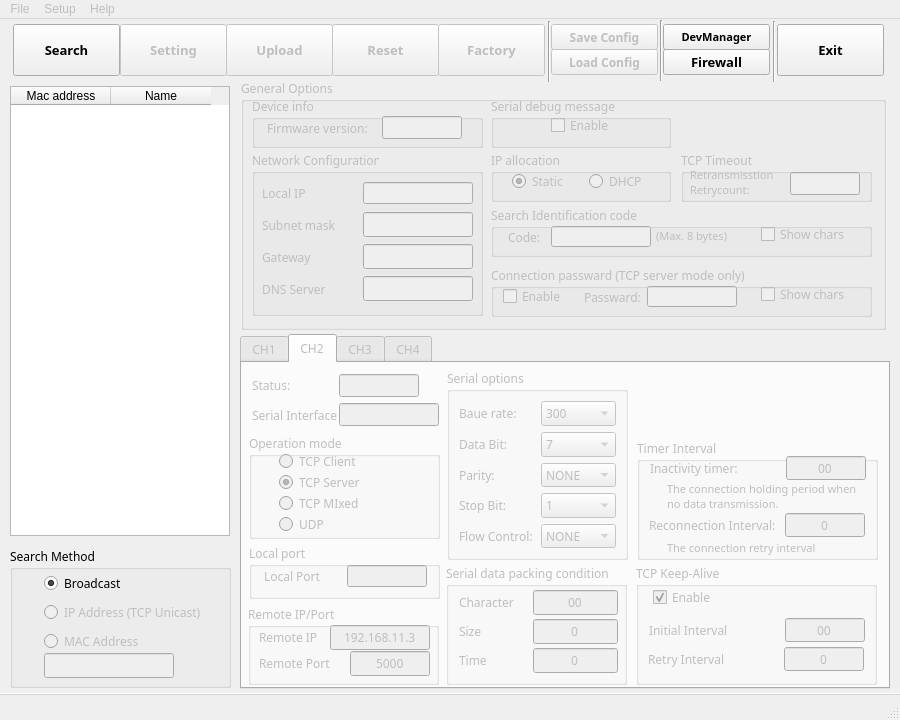
The window that gui/wizconfig_gui.ui (Wiznet/WIZnet-S2E-Tool-GUI) describes before a commit, drawn with Qt 5.
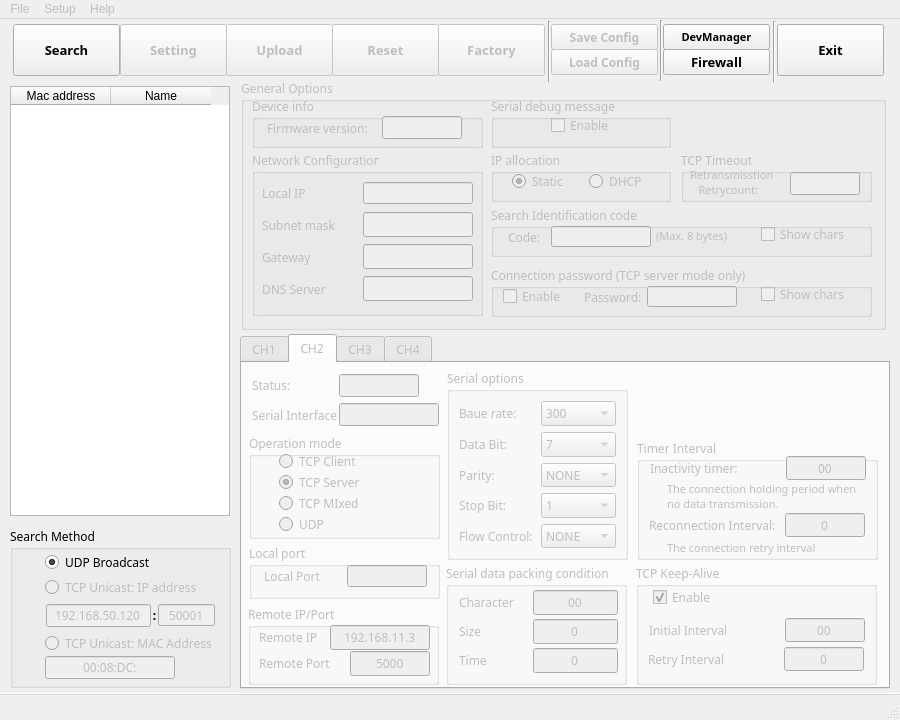
The same window after the commit. The open tabs and pages were chosen to show the change. Icons and pictures are not drawn.

Commit message: GUI bug fix - bold & typo - opmode event

Diff of the .ui file:
```diff
--- a/gui/wizconfig_gui.ui
+++ b/gui/wizconfig_gui.ui
@@ -3001,9 +3001,9 @@
     <property name="geometry">
      <rect>
       <x>10</x>
-      <y>528</y>
+      <y>508</y>
       <width>221</width>
-      <height>141</height>
+      <height>161</height>
      </rect>
     </property>
     <property name="font">
@@ -3014,13 +3014,13 @@
     <property name="title">
      <string>Search Method</string>
     </property>
-    <widget class="QWidget" name="layoutWidget_2">
+    <widget class="QRadioButton" name="broadcast">
      <property name="geometry">
       <rect>
-       <x>34</x>
-       <y>25</y>
-       <width>168</width>
-       <height>80</height>
+       <x>35</x>
+       <y>26</y>
+       <width>111</width>
+       <height>19</height>
       </rect>
      </property>
      <property name="font">
@@ -3028,76 +3028,77 @@
        <family>맑은 고딕</family>
       </font>
      </property>
-     <layout class="QVBoxLayout" name="search_method">
-      <item>
-       <widget class="QRadioButton" name="search_broadcast">
-        <property name="font">
-         <font>
-          <family>맑은 고딕</family>
-         </font>
-        </property>
-        <property name="text">
-         <string>Broadcast</string>
-        </property>
-        <property name="checked">
-         <bool>true</bool>
-        </property>
-       </widget>
-      </item>
-      <item>
-       <widget class="QRadioButton" name="search_ipaddr">
-        <property name="enabled">
-         <bool>false</bool>
-        </property>
-        <property name="font">
-         <font>
-          <family>맑은 고딕</family>
-         </font>
-        </property>
-        <property name="text">
-         <string>IP Address (TCP Unicast)</string>
-        </property>
-       </widget>
-      </item>
-      <item>
-       <widget class="QRadioButton" name="search_mac">
-        <property name="enabled">
-         <bool>false</bool>
-        </property>
-        <property name="font">
-         <font>
-          <family>맑은 고딕</family>
-         </font>
-        </property>
-        <property name="text">
-         <string>MAC Address</string>
-        </property>
-       </widget>
-      </item>
-     </layout>
+     <property name="text">
+      <string>UDP Broadcast</string>
+     </property>
+     <property name="checked">
+      <bool>true</bool>
+     </property>
     </widget>
-    <widget class="QLineEdit" name="search_ip_mac">
+    <widget class="QRadioButton" name="unicast_mac">
      <property name="enabled">
       <bool>false</bool>
      </property>
      <property name="geometry">
       <rect>
-       <x>34</x>
-       <y>106</y>
+       <x>35</x>
+       <y>107</y>
+       <width>171</width>
+       <height>19</height>
+      </rect>
+     </property>
+     <property name="font">
+      <font>
+       <family>맑은 고딕</family>
+      </font>
+     </property>
+     <property name="text">
+      <string>TCP Unicast: MAC Address</string>
+     </property>
+    </widget>
+    <widget class="QRadioButton" name="unicast_ip">
+     <property name="enabled">
+      <bool>false</bool>
+     </property>
+     <property name="geometry">
+      <rect>
+       <x>35</x>
+       <y>51</y>
+       <width>155</width>
+       <height>19</height>
+      </rect>
+     </property>
+     <property name="font">
+      <font>
+       <family>맑은 고딕</family>
+      </font>
+     </property>
+     <property name="text">
+      <string>TCP Unicast: IP address</string>
+     </property>
+    </widget>
+    <widget class="QLineEdit" name="search_macaddr">
+     <property name="enabled">
+      <bool>false</bool>
+     </property>
+     <property name="geometry">
+      <rect>
+       <x>35</x>
+       <y>129</y>
        <width>130</width>
-       <height>25</height>
+       <height>23</height>
       </rect>
      </property>
      <property name="minimumSize">
       <size>
        <width>130</width>
-       <height>25</height>
+       <height>23</height>
       </size>
      </property>
      <property name="maximumSize">
       <size>
        <width>130</width>
-       <height>25</height>
+       <height>23</height>
       </size>
      </property>
      <property name="font">
@@ -3106,7 +3107,7 @@
       </font>
      </property>
      <property name="text">
-      <string/>
+      <string>00:08:DC:</string>
      </property>
      <property name="frame">
       <bool>true</bool>
@@ -3114,6 +3115,122 @@
      <property name="echoMode">
       <enum>QLineEdit::Normal</enum>
      </property>
+     <property name="alignment">
+      <set>Qt::AlignCenter</set>
+     </property>
+    </widget>
+    <widget class="QWidget" name="">
+     <property name="geometry">
+      <rect>
+       <x>36</x>
+       <y>77</y>
+       <width>171</width>
+       <height>25</height>
+      </rect>
+     </property>
+     <layout class="QHBoxLayout" name="unicast_object">
+      <property name="spacing">
+       <number>2</number>
+      </property>
+      <property name="sizeConstraint">
+       <enum>QLayout::SetMaximumSize</enum>
+      </property>
+      <item>
+       <widget class="QLineEdit" name="search_ipaddr">
+        <property name="enabled">
+         <bool>false</bool>
+        </property>
+        <property name="minimumSize">
+         <size>
+          <width>105</width>
+          <height>23</height>
+         </size>
+        </property>
+        <property name="maximumSize">
+         <size>
+          <width>105</width>
+          <height>23</height>
+         </size>
+        </property>
+        <property name="font">
+         <font>
+          <family>맑은 고딕</family>
+         </font>
+        </property>
+        <property name="text">
+         <string>192.168.50.120</string>
+        </property>
+        <property name="frame">
+         <bool>true</bool>
+        </property>
+        <property name="echoMode">
+         <enum>QLineEdit::Normal</enum>
+        </property>
+        <property name="alignment">
+         <set>Qt::AlignCenter</set>
+        </property>
+       </widget>
+      </item>
+      <item>
+       <widget class="QLabel" name="label_153">
+        <property name="minimumSize">
+         <size>
+          <width>3</width>
+          <height>23</height>
+         </size>
+        </property>
+        <property name="maximumSize">
+         <size>
+          <width>3</width>
+          <height>23</height>
+         </size>
+        </property>
+        <property name="font">
+         <font>
+          <family>맑은 고딕</family>
+          <weight>75</weight>
+          <bold>true</bold>
+         </font>
+        </property>
+        <property name="text">
+         <string>:</string>
+        </property>
+        <property name="alignment">
+         <set>Qt::AlignCenter</set>
+        </property>
+       </widget>
+      </item>
+      <item>
+       <widget class="QLineEdit" name="search_port">
+        <property name="enabled">
+         <bool>false</bool>
+        </property>
+        <property name="minimumSize">
+         <size>
+          <width>57</width>
+          <height>22</height>
+         </size>
+        </property>
+        <property name="maximumSize">
+         <size>
+          <width>57</width>
+          <height>22</height>
+         </size>
+        </property>
+        <property name="font">
+         <font>
+          <family>맑은 고딕</family>
+         </font>
+        </property>
+        <property name="text">
+         <string>50001</string>
+        </property>
+        <property name="alignment">
+         <set>Qt::AlignCenter</set>
+        </property>
+       </widget>
+      </item>
+     </layout>
     </widget>
    </widget>
    <widget class="QTableWidget" name="list_device">
@@ -3125,19 +3242,19 @@
       <x>10</x>
       <y>67</y>
       <width>220</width>
-      <height>450</height>
+      <height>430</height>
      </rect>
     </property>
     <property name="minimumSize">
      <size>
       <width>220</width>
-      <height>450</height>
+      <height>430</height>
      </size>
     </property>
     <property name="maximumSize">
      <size>
       <width>220</width>
-      <height>450</height>
+      <height>400</height>
      </size>
     </property>
     <property name="toolTip">
@@ -3221,7 +3338,7 @@
     <property name="geometry">
      <rect>
       <x>20</x>
-      <y>490</y>
+      <y>410</y>
       <width>200</width>
       <height>20</height>
      </rect>
@@ -3658,7 +3775,7 @@
       </font>
      </property>
      <property name="title">
-      <string>Connection passward (TCP server mode only)</string>
+      <string>Connection password (TCP server mode only)</string>
      </property>
      <widget class="QCheckBox" name="enable_connect_pw">
       <property name="geometry">
@@ -3735,7 +3852,7 @@
        </font>
       </property>
       <property name="text">
-       <string>Passward:</string>
+       <string>Password:</string>
       </property>
      </widget>
      <widget class="QCheckBox" name="show_connectpw">
@@ -4012,7 +4129,7 @@
       </property>
       <property name="text">
        <string>Retransmisstion
-Retrycount:</string>
+   Retrycount:</string>
       </property>
      </widget>
      <widget class="QLineEdit" name="tcp_timeout">
```
Left out of the diff: 53 changed lines with no effect on the pictures.
